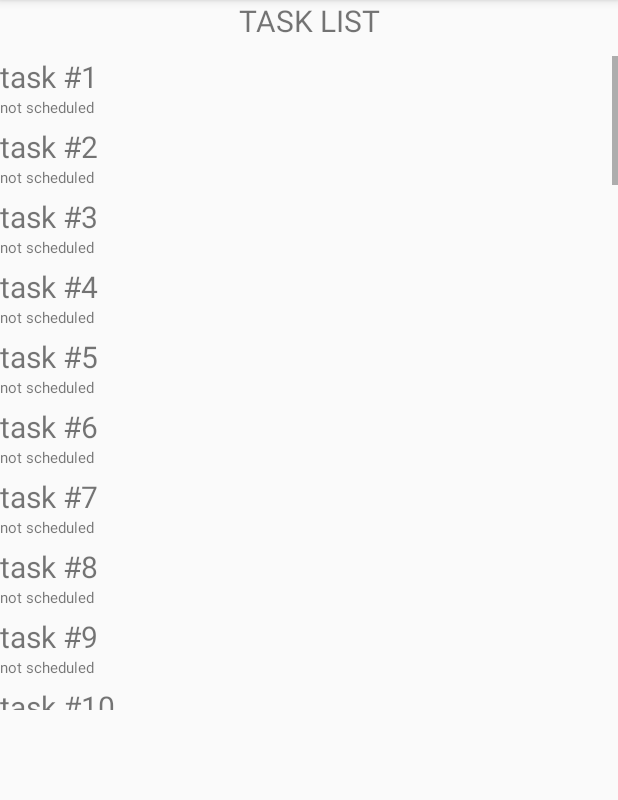
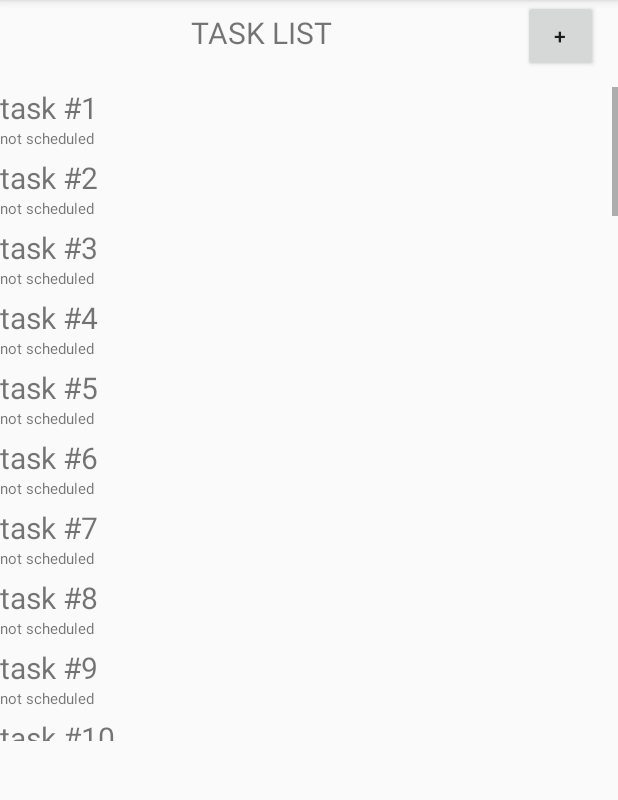
Before and after one commit to Ivan-Veselov/atum, an Android app: the screen it shows after launch (TaskListActivity), after a tap on "TASK LIST", on a phone screen of 412 x 824 dp, the part 84-884 px from its top. Run offline under Robolectric (Android 15) with nearby library versions, the phone set to English and light mode, and no system bars.

Commit message:
Move new task button from MainActivity to TaskListActivity. Add insertion of new task into task list.

```diff
--- a/app/src/main/java/ru/spbau/mit/atum/TaskListActivity.java
+++ b/app/src/main/java/ru/spbau/mit/atum/TaskListActivity.java
@@ -26,6 +26,13 @@ public class TaskListActivity extends AppCompatActivity {
     private ArrayList<Map<String, Object>> data;
     private Map<String, Object> m;
 
+    private final int DELETE_ID = 0;
+    private final int EDIT_ID = 1;
+
+    private final int NEW_TASK_CODE = 0;
+    private final int EDIT_TASK_CODE = 1;
+
+
     @Override
     protected void onCreate(Bundle savedInstanceState) {
         super.onCreate(savedInstanceState);
@@ -35,15 +42,7 @@ public class TaskListActivity extends AppCompatActivity {
 
         data = new ArrayList<>();
         for (UserDefinedTask task: userDefinedTaskList) {
-            m = new HashMap<>();
-            m.put(TASK_NAME, task.getName());
-            if (task.getScheduledTime() == null) {
-                m.put(IS_SCHEDULED, "not scheduled");
-            } else {
-                m.put(IS_SCHEDULED, "OK");
-            }
-
-            data.add(m);
+            addNewTask(task);
         }
 
         String[] from = { TASK_NAME, IS_SCHEDULED };
@@ -57,8 +56,33 @@ public class TaskListActivity extends AppCompatActivity {
 
     }
 
-    private final int DELETE_ID = 0;
-    private final int EDIT_ID = 1;
+    public void onNewTaskClick(View view) {
+        Intent intent = new Intent(this, TaskEditorActivity.class);
+        startActivityForResult(intent, NEW_TASK_CODE);
+    }
+
+    private void addNewTask(UserDefinedTask task) {
+        m = new HashMap<>();
+        m.put(TASK_NAME, task.getName());
+        if (task.getScheduledTime() == null) {
+            m.put(IS_SCHEDULED, "not scheduled");
+        } else {
+            m.put(IS_SCHEDULED, "OK");
+        }
+
+        data.add(m);
+    }
+
+    @Override
+    protected void onActivityResult(int requestCode, int resultCode, Intent data) {
+        if (requestCode == NEW_TASK_CODE && resultCode == RESULT_OK) {
+            UserDefinedTask newTask = (UserDefinedTask)data.getSerializableExtra("edit task");
+            userDefinedTaskList.add(newTask);
+            addNewTask(newTask);
+            adapter.notifyDataSetChanged();
+        }
+    }
+
 
     @Override
     public void onCreateContextMenu(ContextMenu menu, View v,
@@ -78,6 +102,9 @@ public class TaskListActivity extends AppCompatActivity {
             return true;
         }
         if (item.getItemId() == EDIT_ID) {
+            Intent intent = new Intent(this, TaskEditorActivity.class);
+            startActivityForResult(intent, EDIT_TASK_CODE);
+
             Toast.makeText(getApplicationContext(), "edit", Toast.LENGTH_LONG).show();
             adapter.notifyDataSetChanged();
             return true;
--- a/app/src/main/res/layout/activity_task_list.xml
+++ b/app/src/main/res/layout/activity_task_list.xml
@@ -6,12 +6,36 @@
     android:layout_height="match_parent"
     android:orientation="vertical">
 
-    <TextView
+    <RelativeLayout
         android:layout_width="match_parent"
-        android:layout_height="wrap_content"
-        android:textSize="20dp"
-        android:textAlignment="center"
-        android:text="TASK LIST"/>
+        android:layout_height="wrap_content">
+
+        <TextView
+            android:layout_width="match_parent"
+            android:layout_height="wrap_content"
+            android:textSize="20dp"
+            android:textAlignment="center"
+            android:layout_alignBottom="@+id/new_task_button"
+            android:layout_alignBaseline="@+id/new_task_button"
+            android:text="TASK LIST"
+            android:layout_toStartOf="@+id/new_task_button"
+            android:layout_alignParentTop="true"
+            android:layout_alignParentStart="true"
+            />
+
+        <Button
+            android:layout_width="50dp"
+            android:layout_height="wrap_content"
+            android:text="+"
+            android:layout_gravity="end"
+            android:onClick="onNewTaskClick"
+            android:layout_alignParentTop="true"
+            android:layout_alignParentEnd="true"
+            android:id="@+id/new_task_button"
+            android:layout_marginEnd="13dp" />
+
+
+    </RelativeLayout>
 
     <ListView
         android:layout_height="456dp"
```
Also changed, not shown: app/src/main/res/layout/activity_main.xml (+1 -13 lines).
